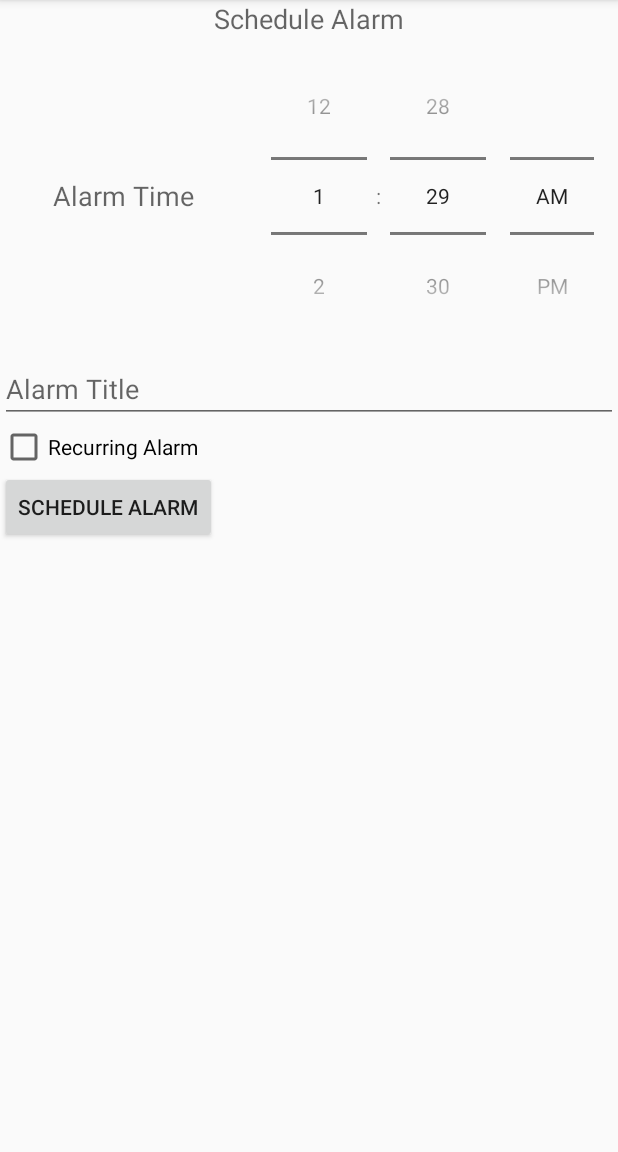
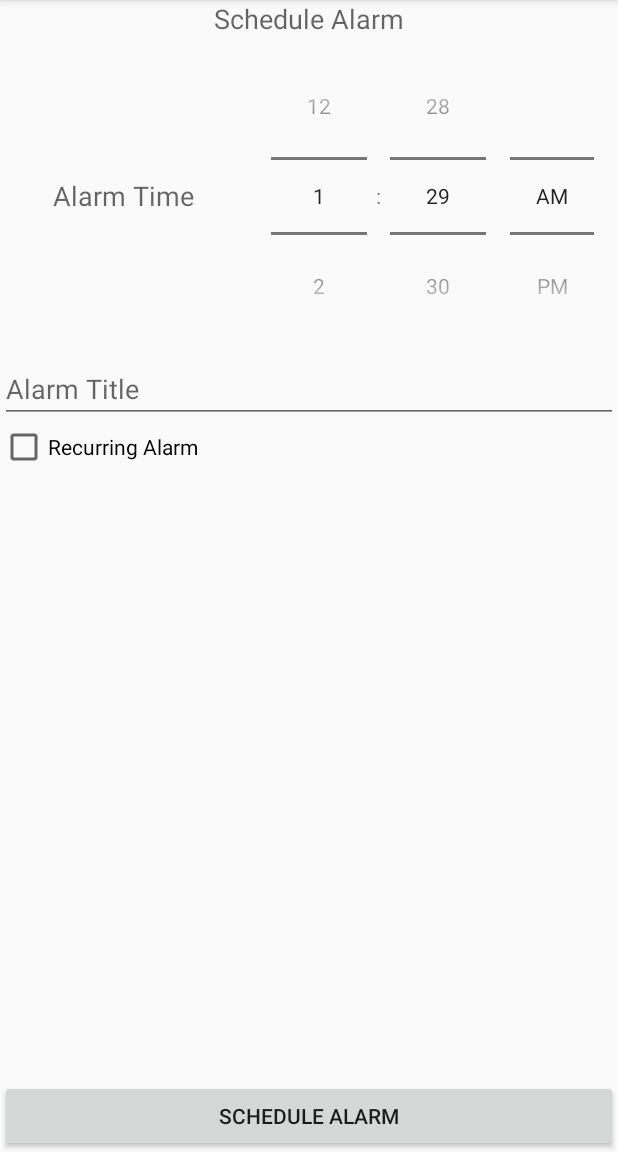
Before and after one commit to learntodroid/SimpleAlarmClock, an Android app: the CreateAlarmFragment screen opened through its navigation route, on a phone screen of 412 x 824 dp, the part 84-1236 px from its top. Run offline under Robolectric (Android 15) with nearby library versions, the phone set to English and light mode, and no system bars; our stand-ins replace ButterKnife, Room's generated code.

Commit message:
layout updates

```diff
--- a/app/src/main/res/layout/fragment_createalarm.xml
+++ b/app/src/main/res/layout/fragment_createalarm.xml
@@ -1,108 +1,126 @@
 <?xml version="1.0" encoding="utf-8"?>
 <LinearLayout
     xmlns:android="http://schemas.android.com/apk/res/android"
+    xmlns:app="http://schemas.android.com/apk/res-auto"
     xmlns:tools="http://schemas.android.com/tools"
     android:layout_width="match_parent"
     android:layout_height="match_parent"
     android:orientation="vertical">
 
+    <androidx.constraintlayout.widget.ConstraintLayout
+        android:layout_width="match_parent"
+        android:layout_height="match_parent">
+
         <TextView
+            android:id="@+id/fragment_createalarm_scheduleAlarmHeading"
             android:layout_width="match_parent"
             android:layout_height="wrap_content"
             android:text="Schedule Alarm"
+            android:textAlignment="center"
             android:textAppearance="@style/TextAppearance.AppCompat.Medium"
-        android:textAlignment="center"/>
+            app:layout_constraintTop_toTopOf="parent" />
 
         <LinearLayout
+            android:id="@+id/fragment_createalarm_timePickerLayout"
             android:layout_width="match_parent"
             android:layout_height="wrap_content"
-        android:orientation="horizontal">
+            android:orientation="horizontal"
+            app:layout_constraintTop_toBottomOf="@+id/fragment_createalarm_scheduleAlarmHeading">
 
             <TextView
                 android:layout_width="0dp"
+                android:layout_height="wrap_content"
+                android:layout_gravity="center"
                 android:layout_weight="0.4"
-            android:layout_height="wrap_content"
                 android:text="Alarm Time"
                 android:textAlignment="center"
-            android:layout_gravity="center"
                 android:textAppearance="@style/TextAppearance.AppCompat.Medium" />
 
             <TimePicker
                 android:id="@+id/fragment_createalarm_timePicker"
                 android:layout_width="0dp"
+                android:layout_height="wrap_content"
                 android:layout_weight="0.6"
-            android:layout_height="wrap_content"
                 android:timePickerMode="spinner" />
         </LinearLayout>
 
         <EditText
+            android:id="@+id/fragment_createalarm_title"
             android:layout_width="match_parent"
             android:layout_height="wrap_content"
             android:hint="Alarm Title"
-        android:id="@+id/fragment_createalarm_title" />
+            app:layout_constraintTop_toBottomOf="@+id/fragment_createalarm_timePickerLayout" />
 
         <CheckBox
+            android:id="@+id/fragment_createalarm_recurring"
             android:layout_width="match_parent"
             android:layout_height="wrap_content"
+            android:checked="false"
             android:text="Recurring Alarm"
-        android:id="@+id/fragment_createalarm_recurring"
-        android:checked="false" />
+            app:layout_constraintStart_toStartOf="parent"
+            app:layout_constraintTop_toBottomOf="@+id/fragment_createalarm_title" />
 
         <LinearLayout
+            android:id="@+id/fragment_createalarm_recurring_options"
             android:layout_width="match_parent"
             android:layout_height="wrap_content"
             android:orientation="horizontal"
-        android:id="@+id/fragment_createalarm_recurring_options"
-        android:visibility="gone">
+            android:visibility="gone"
+            app:layout_constraintTop_toBottomOf="@+id/fragment_createalarm_recurring">
 
             <CheckBox
+                android:id="@+id/fragment_createalarm_checkMon"
                 android:layout_width="wrap_content"
                 android:layout_height="wrap_content"
-            android:text="Mon"
-            android:id="@+id/fragment_createalarm_checkMon"/>
+                android:text="Mon" />
 
             <CheckBox
+                android:id="@+id/fragment_createalarm_checkTue"
                 android:layout_width="wrap_content"
                 android:layout_height="wrap_content"
-            android:text="Tue"
-            android:id="@+id/fragment_createalarm_checkTue"/>
+                android:text="Tue" />
 
             <CheckBox
+                android:id="@+id/fragment_createalarm_checkWed"
                 android:layout_width="wrap_content"
                 android:layout_height="wrap_content"
-            android:text="Wed"
-            android:id="@+id/fragment_createalarm_checkWed"/>
+                android:text="Wed" />
 
             <CheckBox
+                android:id="@+id/fragment_createalarm_checkThu"
                 android:layout_width="wrap_content"
                 android:layout_height="wrap_content"
-            android:text="Thu"
-            android:id="@+id/fragment_createalarm_checkThu"/>
+                android:text="Thu" />
 
             <CheckBox
+                android:id="@+id/fragment_createalarm_checkFri"
                 android:layout_width="wrap_content"
                 android:layout_height="wrap_content"
-            android:text="Fri"
-            android:id="@+id/fragment_createalarm_checkFri"/>
+                android:text="Fri" />
 
             <CheckBox
+                android:id="@+id/fragment_createalarm_checkSat"
                 android:layout_width="wrap_content"
                 android:layout_height="wrap_content"
-            android:text="Sat"
-            android:id="@+id/fragment_createalarm_checkSat"/>
+                android:text="Sat" />
 
             <CheckBox
+                android:id="@+id/fragment_createalarm_checkSun"
                 android:layout_width="wrap_content"
                 android:layout_height="wrap_content"
-            android:text="Sun"
-            android:id="@+id/fragment_createalarm_checkSun"/>
+                android:text="Sun" />
 
         </LinearLayout>
 
         <Button
-        android:layout_width="wrap_content"
+            android:id="@+id/fragment_createalarm_scheduleAlarm"
+            android:layout_width="match_parent"
             android:layout_height="wrap_content"
+            android:layout_gravity="center"
             android:text="Schedule Alarm"
-        android:id="@+id/fragment_createalarm_scheduleAlarm" />
+            app:layout_constraintBottom_toBottomOf="parent"
+            tools:layout_editor_absoluteX="133dp" />
+
+    </androidx.constraintlayout.widget.ConstraintLayout>
 
 </LinearLayout>
--- a/app/src/main/res/layout/fragment_listalarms.xml
+++ b/app/src/main/res/layout/fragment_listalarms.xml
@@ -1,32 +1,39 @@
 <?xml version="1.0" encoding="utf-8"?>
-<ScrollView xmlns:android="http://schemas.android.com/apk/res/android"
+<LinearLayout xmlns:android="http://schemas.android.com/apk/res/android"
+    xmlns:app="http://schemas.android.com/apk/res-auto"
+    xmlns:tools="http://schemas.android.com/tools"
     android:orientation="vertical"
     android:layout_width="match_parent"
     android:layout_height="match_parent">
 
-    <LinearLayout
+    <androidx.constraintlayout.widget.ConstraintLayout
         android:layout_width="match_parent"
-        android:layout_height="wrap_content"
-        android:orientation="vertical">
+        android:layout_height="match_parent">
 
         <TextView
+            android:id="@+id/fragment_listalarms_myAlarms"
             android:layout_width="match_parent"
             android:layout_height="wrap_content"
             android:text="My Alarms"
+            android:textAlignment="center"
             android:textAppearance="@style/TextAppearance.AppCompat.Medium"
-            android:textAlignment="center"/>
+            app:layout_constraintTop_toTopOf="parent" />
 
         <androidx.recyclerview.widget.RecyclerView
+            android:id="@+id/fragment_listalarms_recylerView"
             android:layout_width="match_parent"
             android:layout_height="wrap_content"
-            android:id="@+id/fragment_listalarms_recylerView">
+            app:layout_constraintTop_toBottomOf="@+id/fragment_listalarms_myAlarms">
+
         </androidx.recyclerview.widget.RecyclerView>
 
         <Button
             android:id="@+id/fragment_listalarms_addAlarm"
             android:layout_width="match_parent"
             android:layout_height="wrap_content"
-            android:text="Add Alarm" />
+            android:layout_gravity="bottom"
+            android:text="Add Alarm"
+            app:layout_constraintBottom_toBottomOf="parent" />
+    </androidx.constraintlayout.widget.ConstraintLayout>
 
-    </LinearLayout>
-</ScrollView>
+</LinearLayout>
```
Lines whose indentation alone changed are shown as unchanged.
